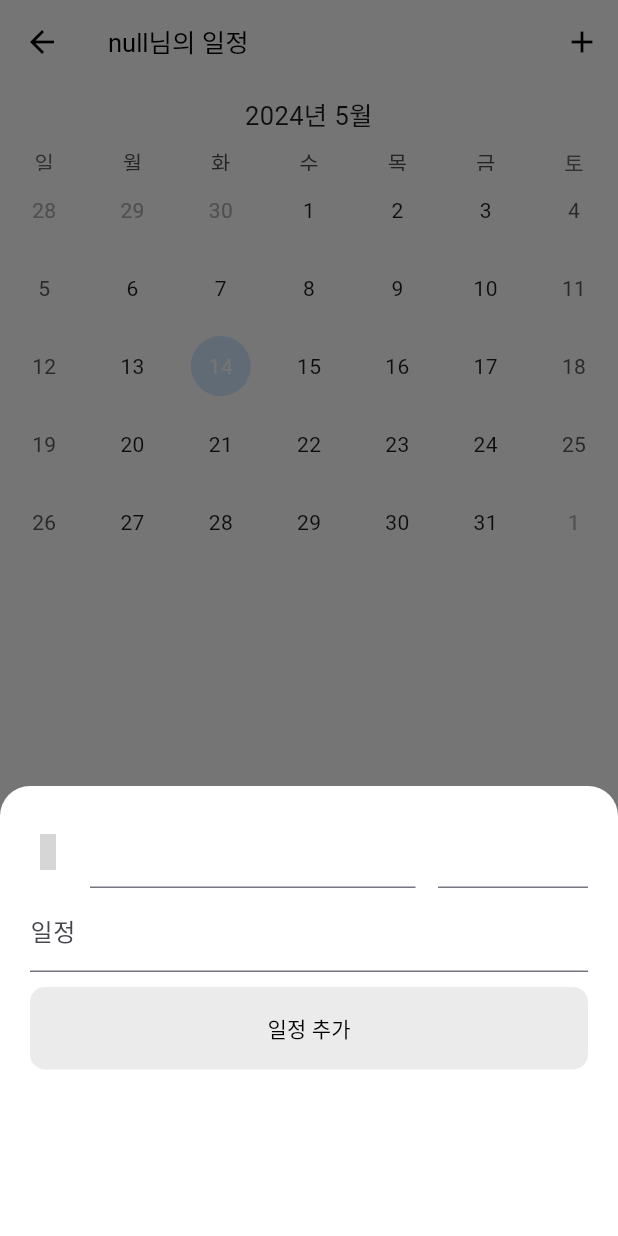
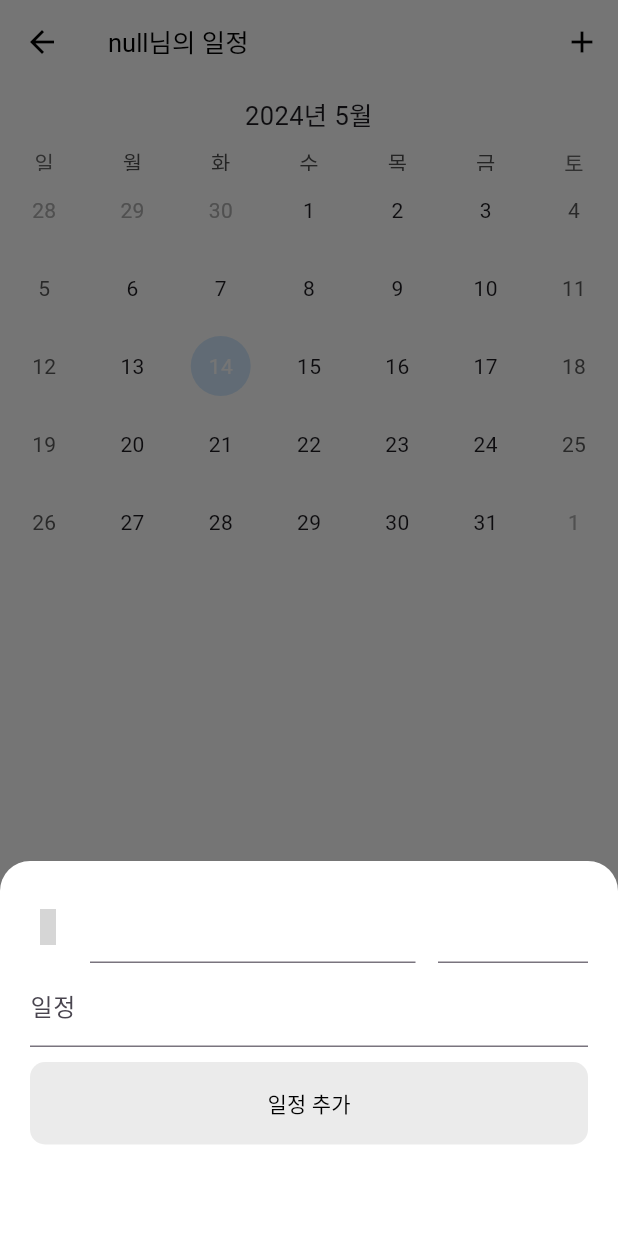
Before and after one commit to salt-bread-tech/nabi, a Flutter app: the ScheduleCalendar screen opened by its route, after a tap on the "add" icon, on a phone screen of 412 x 824 dp. Run offline on Flutter 3.47's test engine with Material 3 defaults, Android fonts, the phone set to English and light mode, and no system bars; drawn by our look-alikes of date_time_picker, table_calendar, timelines; our stand-ins replace carousel_slider, fl_chart, flutter_chat_types, flutter_chat_ui, flutter_spinkit, font_awesome_flutter and 4 more; missing offline and left inert: google_ml_kit; network calls fail; grey boxes are pictures that could not be loaded.

Commit message:
FEAT: BottomModal 키보드 패딩 추가

```diff
--- a/lib/widgets/widget_schedule_modal.dart
+++ b/lib/widgets/widget_schedule_modal.dart
@@ -43,11 +43,15 @@ void showAddScheduleModal(BuildContext context) {
   }
 
   showModalBottomSheet(
+    isScrollControlled: true,
     context: context,
     builder: (bCtx) {
-      return Container(
+      return Padding(
+        padding: EdgeInsets.only(
+            bottom: MediaQuery.of(context).viewInsets.bottom),
+          child: Container(
               width: double.infinity,
-        height: 300,
+              height: 250,
               decoration: BoxDecoration(
                 color: AppTheme.appbackgroundColor,
                 borderRadius: BorderRadius.only(
@@ -96,9 +100,10 @@ void showAddScheduleModal(BuildContext context) {
                             Navigator.of(context).pop();
                             print('Schedule Added: $selectedDate $content');
                           },
-                      child: Text('일정 추가', style: TextStyle(color: Colors.black)))),
+                          child: Text('일정 추가',
+                              style: TextStyle(color: Colors.black)))),
                 ],
-          ));
+              )));
     },
   );
 }
```
Lines whose indentation alone changed are shown as unchanged.
